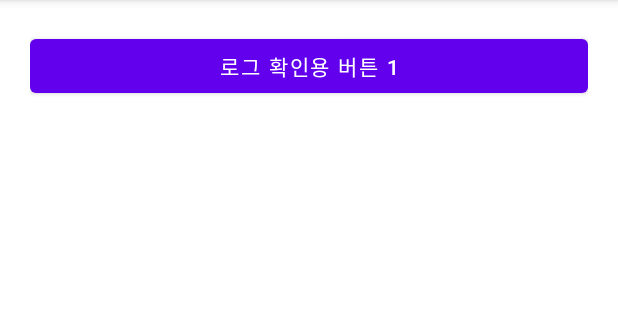
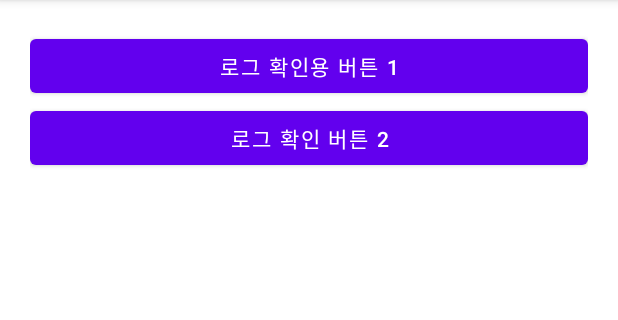
Before and after one commit to cho881020/KotlinBasic_20210819, an Android app: the screen it shows after launch (MainActivity), on a phone screen of 412 x 824 dp, the part 84-404 px from its top. Run offline under Robolectric (Android 15) with nearby library versions, the phone set to English and light mode, and no system bars.

Commit message:
별개 버튼 추가 + 그 버튼의 이벤트 처리

```diff
--- a/app/src/main/java/com/neppplus/kotlinbasic_20210819/MainActivity.kt
+++ b/app/src/main/java/com/neppplus/kotlinbasic_20210819/MainActivity.kt
@@ -11,6 +11,10 @@ class MainActivity : AppCompatActivity() {
     override fun onCreate(savedInstanceState: Bundle?) {
         super.onCreate(savedInstanceState)
         setContentView(R.layout.activity_main)
+
+        logBtn02.setOnClickListener {
+            Log.d("메인화면", "두번째 로그 버튼 눌림")
+        }
 
         logBtn01.setOnClickListener {
 
--- a/app/src/main/res/layout/activity_main.xml
+++ b/app/src/main/res/layout/activity_main.xml
@@ -14,4 +14,10 @@
         android:layout_height="wrap_content"
         android:text="로그 확인용 버튼 1"/>
 
+    <Button
+        android:id="@+id/logBtn02"
+        android:layout_width="match_parent"
+        android:layout_height="wrap_content"
+        android:text="로그 확인 버튼 2" />
+
 </LinearLayout>
```
